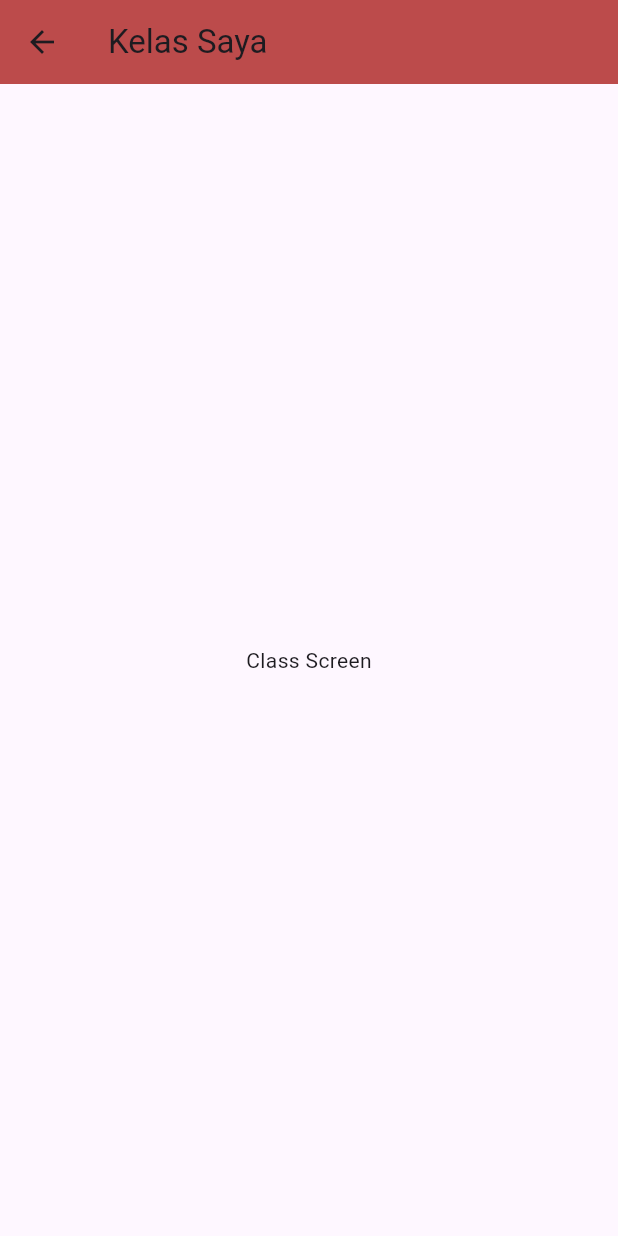
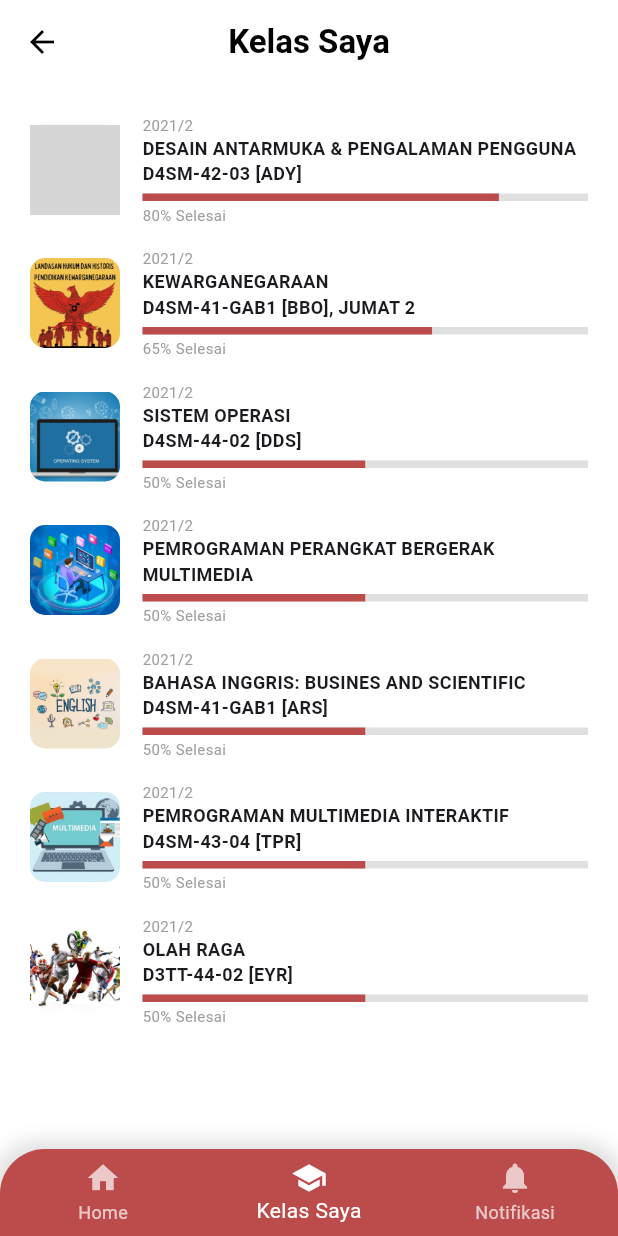
Before and after one commit to Yofaa123/Learning-Management-System, a Flutter app: the ClassScreen screen opened directly, on a phone screen of 412 x 824 dp. Run offline on Flutter 3.47's test engine with Material 3 defaults, Android fonts, the phone set to English and light mode, and no system bars; grey boxes are pictures that could not be loaded.

Commit message:
menambahkan halaman Kelas Saya dan widget progres kelas

```diff
--- a/lib/screens/class/class_screen.dart
+++ b/lib/screens/class/class_screen.dart
@@ -1,16 +1,148 @@
 import 'package:flutter/material.dart';
+import '../../widgets/class_progress_item.dart';
+import '../notification/notification_screen.dart';
 
-class ClassScreen extends StatelessWidget {
+class ClassScreen extends StatefulWidget {
   const ClassScreen({super.key});
+
+  @override
+  State<ClassScreen> createState() => _ClassScreenState();
+}
+
+class _ClassScreenState extends State<ClassScreen> {
+  final int _selectedIndex = 1; // "Kelas Saya" is index 1
+
+  void _onItemTapped(int index) {
+    if (index == 0) {
+      // Navigate back to Home
+      Navigator.pop(context);
+    } else if (index == 1) {
+      // Already on Class Screen
+    } else if (index == 2) {
+      Navigator.push(
+        context,
+        MaterialPageRoute(builder: (context) => const NotificationScreen()),
+      );
+    }
+  }
 
   @override
   Widget build(BuildContext context) {
     return Scaffold(
+      backgroundColor: Colors.white,
       appBar: AppBar(
-        title: const Text('Kelas Saya'),
-        backgroundColor: const Color(0xFFBC4B4B),
+        title: const Text(
+          'Kelas Saya',
+          style: TextStyle(
+            color: Colors.black,
+            fontWeight: FontWeight.bold,
+          ),
+        ),
+        centerTitle: true,
+        backgroundColor: Colors.white,
+        elevation: 0,
+        leading: IconButton(
+          icon: const Icon(Icons.arrow_back, color: Colors.black),
+          onPressed: () => Navigator.pop(context),
+        ),
       ),
-      body: const Center(child: Text('Class Screen')),
+      body: SingleChildScrollView(
+        child: Padding(
+          padding: const EdgeInsets.symmetric(horizontal: 20.0, vertical: 20.0),
+          child: Column(
+            children: [
+              ClassProgressItem(
+                title:
+                    'DESAIN ANTARMUKA & PENGALAMAN PENGGUNA\nD4SM-42-03 [ADY]',
+                semester: '2021/2',
+                progress: 80,
+                imagePath: 'assets/images/desain.png',
+              ),
+              const SizedBox(height: 15),
+              ClassProgressItem(
+                title: 'KEWARGANEGARAAN\nD4SM-41-GAB1 [BBO], JUMAT 2',
+                semester: '2021/2',
+                progress: 65,
+                imagePath: 'assets/images/kewarganegaraan.jpg',
+              ),
+              const SizedBox(height: 15),
+              ClassProgressItem(
+                title: 'SISTEM OPERASI\nD4SM-44-02 [DDS]',
+                semester: '2021/2',
+                progress: 50,
+                imagePath: 'assets/images/sistem_operasi.png',
+              ),
+              const SizedBox(height: 15),
+              ClassProgressItem(
+                title:
+                    'PEMROGRAMAN PERANGKAT BERGERAK MULTIMEDIA\nD4SM-41-GAB1 [APJ]',
+                semester: '2021/2',
+                progress: 50,
+                imagePath: 'assets/images/pemrograman.jpg',
+              ),
+              const SizedBox(height: 15),
+              ClassProgressItem(
+                title:
+                    'BAHASA INGGRIS: BUSINES AND SCIENTIFIC\nD4SM-41-GAB1 [ARS]',
+                semester: '2021/2',
+                progress: 50,
+                imagePath: 'assets/images/inggris.jpg',
+              ),
+              const SizedBox(height: 15),
+              ClassProgressItem(
+                title: 'PEMROGRAMAN MULTIMEDIA INTERAKTIF\nD4SM-43-04 [TPR]',
+                semester: '2021/2',
+                progress: 50,
+                imagePath: 'assets/images/multimedia.jpg',
+              ),
+              const SizedBox(height: 15),
+              ClassProgressItem(
+                title: 'OLAH RAGA\nD3TT-44-02 [EYR]',
+                semester: '2021/2',
+                progress: 50,
+                imagePath: 'assets/images/olahraga.jpg',
+              ),
+              const SizedBox(height: 80), // Space for bottom nav
+            ],
+          ),
+        ),
+      ),
+      bottomNavigationBar: Container(
+        decoration: BoxDecoration(
+          borderRadius: const BorderRadius.only(
+            topLeft: Radius.circular(30.0),
+            topRight: Radius.circular(30.0),
+          ),
+          boxShadow: [
+            BoxShadow(color: Colors.black12, spreadRadius: 5, blurRadius: 10),
+          ],
+        ),
+        child: ClipRRect(
+          borderRadius: const BorderRadius.only(
+            topLeft: Radius.circular(30.0),
+            topRight: Radius.circular(30.0),
+          ),
+          child: BottomNavigationBar(
+            items: const <BottomNavigationBarItem>[
+              BottomNavigationBarItem(icon: Icon(Icons.home), label: 'Home'),
+              BottomNavigationBarItem(
+                icon: Icon(Icons.school),
+                label: 'Kelas Saya',
+              ),
+              BottomNavigationBarItem(
+                icon: Icon(Icons.notifications),
+                label: 'Notifikasi',
+              ),
+            ],
+            currentIndex: _selectedIndex,
+            selectedItemColor: Colors.white,
+            unselectedItemColor: Colors.white70,
+            backgroundColor: const Color(0xFFBC4B4B),
+            onTap: _onItemTapped,
+            type: BottomNavigationBarType.fixed,
+          ),
+        ),
+      ),
     );
   }
 }
--- /dev/null
+++ b/lib/widgets/class_progress_item.dart
@@ -0,0 +1,75 @@
+import 'package:flutter/material.dart';
+
+class ClassProgressItem extends StatelessWidget {
+  final String title;
+  final String semester;
+  final int progress;
+  final String imagePath;
+
+  const ClassProgressItem({
+    super.key,
+    required this.title,
+    required this.semester,
+    required this.progress,
+    required this.imagePath,
+  });
+
+  @override
+  Widget build(BuildContext context) {
+    return Row(
+      children: [
+        ClipRRect(
+          borderRadius: BorderRadius.circular(10),
+          child: Image.asset(
+            imagePath,
+            width: 60,
+            height: 60,
+            fit: BoxFit.cover,
+            errorBuilder: (context, error, stackTrace) => Container(
+              width: 60,
+              height: 60,
+              decoration: BoxDecoration(
+                color: Colors.grey[300],
+                borderRadius: BorderRadius.circular(10),
+              ),
+              child: const Icon(Icons.image, color: Colors.grey, size: 30),
+            ),
+          ),
+        ),
+        const SizedBox(width: 15),
+        Expanded(
+          child: Column(
+            crossAxisAlignment: CrossAxisAlignment.start,
+            children: [
+              Text(
+                semester,
+                style: const TextStyle(fontSize: 10, color: Colors.grey),
+              ),
+              Text(
+                title,
+                style: const TextStyle(
+                  fontSize: 12,
+                  fontWeight: FontWeight.bold,
+                ),
+                maxLines: 2,
+                overflow: TextOverflow.ellipsis,
+              ),
+              const SizedBox(height: 5),
+              LinearProgressIndicator(
+                value: progress / 100,
+                backgroundColor: Colors.grey[300],
+                color: const Color(0xFFBC4B4B),
+                minHeight: 5,
+              ),
+              const SizedBox(height: 2),
+              Text(
+                '$progress% Selesai',
+                style: const TextStyle(fontSize: 10, color: Colors.grey),
+              ),
+            ],
+          ),
+        ),
+      ],
+    );
+  }
+}
```
